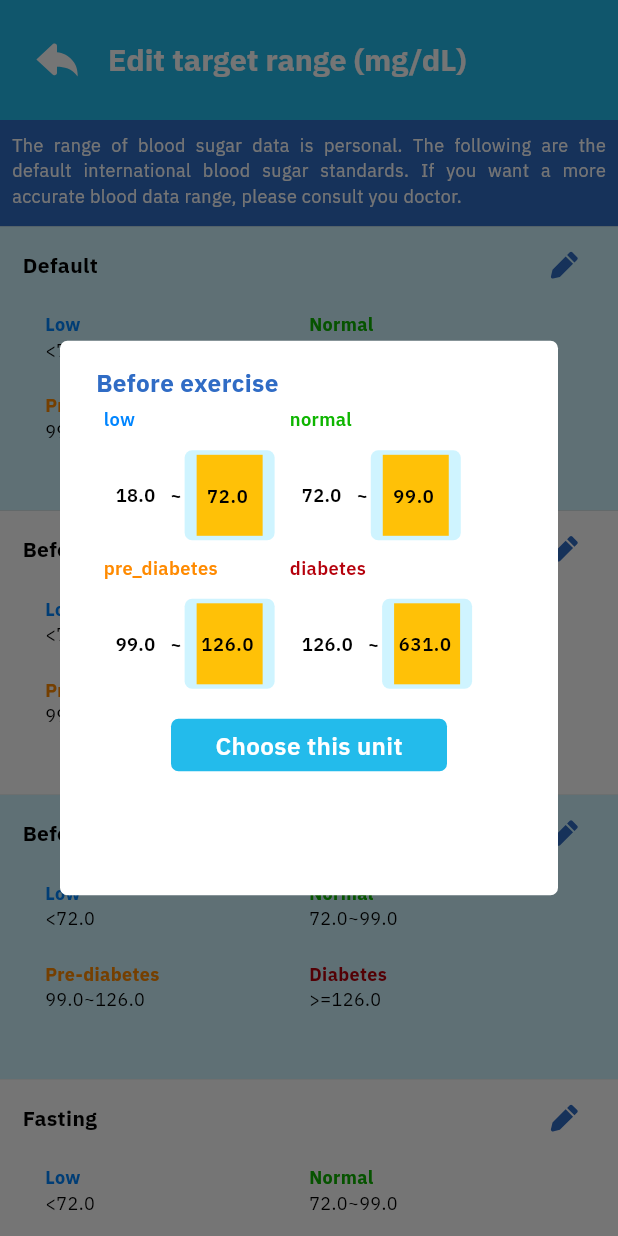
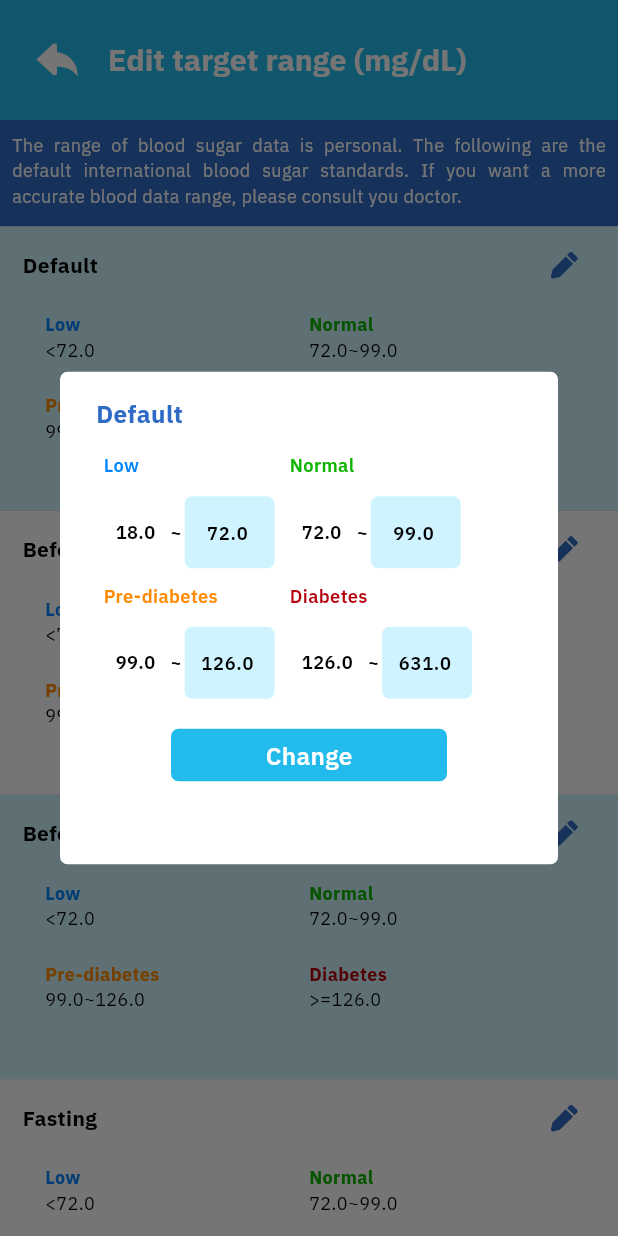
Before and after one commit to Intes-It-Mobile/blood-tracking-app, a Flutter app: the EditRangeScreens screen opened by its route, after a tap on an icon or button, on a phone screen of 412 x 824 dp. Run offline on Flutter 3.47's test engine with Material 2 defaults, Android fonts, the phone set to English and light mode, and no system bars; our stand-ins replace dropdown_button2, fl_chart, flutter_html, flutter_local_notifications, flutter_mobx, flutter_svg and 11 more; missing offline and left inert: android_alarm_manager_plus, excel, flutter_cupertino_datetime_picker, flutter_fgbg, flutter_share; accounts and stored records are empty; generated files the repository leaves out were written again.

Commit message:
edit range completed feature

```diff
--- a/lib/models/sugar_info/sugar_info.dart
+++ b/lib/models/sugar_info/sugar_info.dart
@@ -38,7 +38,7 @@ class SugarAmount {
   double? minValue;
   double? maxValue;
 
-  SugarAmount({this.status, this.minValue, this.maxValue});
+  SugarAmount({this.status, this.minValue, this.maxValue,this.id});
 
   SugarAmount.fromJson(Map<String, dynamic> json) {
     id = json['id'];
--- a/lib/views/edit_range/edit_range_dialog.dart
+++ b/lib/views/edit_range/edit_range_dialog.dart
@@ -1,3 +1,4 @@
+import 'package:blood_sugar_tracking/controllers/stores/edit_range_store.dart';
 import 'package:flutter/cupertino.dart';
 import 'package:flutter/material.dart';
 import 'package:provider/provider.dart';
@@ -11,7 +12,9 @@ import 'edit_range_item.dart';
 
 class ChangeTargetDialog extends StatefulWidget {
   int? conditionId;
-  ChangeTargetDialog({super.key, required this.conditionId});
+  String? conditionName;
+  ChangeTargetDialog(
+      {super.key, required this.conditionId, required this.conditionName});
 
   @override
   State<ChangeTargetDialog> createState() => _ChangeTargetDialogState();
@@ -20,10 +23,13 @@ class ChangeTargetDialog extends StatefulWidget {
 class _ChangeTargetDialogState extends State<ChangeTargetDialog> {
   SugarInfoStore? sugarInfoStore;
   List<SugarAmount> tempCondition = [];
+  EditRangeStore? editRangeStore;
   @override
   void didChangeDependencies() {
+    editRangeStore = EditRangeStore();
     sugarInfoStore = Provider.of<SugarInfoStore>(context, listen: true);
     sugarInfoStore!.getTempCondition(widget.conditionId!);
+    editRangeStore!.tempConditionDisplay = sugarInfoStore!.tempConditionDisplay;
     super.didChangeDependencies();
   }
 
@@ -38,17 +44,20 @@ class _ChangeTargetDialogState extends State<ChangeTargetDialog> {
       surfaceTintColor: Colors.white,
       content: StatefulBuilder(builder: (context, setModalState) {
         return Container(
-          height: MediaQuery.of(context).size.height * 0.4,
-          width: 500,
+          height: MediaQuery.of(context).size.height * 0.35,
+          width: 300,
           child: SingleChildScrollView(
             child: Column(
               mainAxisAlignment: MainAxisAlignment.start,
               crossAxisAlignment: CrossAxisAlignment.start,
               children: [
                 Text(
-                  "Before exercise",
+                  "${AppLocalizations.of(context)!.getTranslate(widget.conditionName!)}",
                   style: AppTheme.Headline16Text.copyWith(
                       color: AppColors.AppColor4),
+                ),
+                SizedBox(
+                  height: 10,
                 ),
                 Wrap(
                     crossAxisAlignment: WrapCrossAlignment.start,
@@ -80,7 +89,19 @@ class _ChangeTargetDialogState extends State<ChangeTargetDialog> {
                 const SizedBox(
                   height: 15,
                 ),
-                Container(
+                InkWell(
+                  splashColor: Colors.transparent,
+                  highlightColor: Colors.transparent,
+                  onTap: () {
+                    if (sugarInfoStore!.canSave() == false) {
+                      showSnackbarOverlay(
+                          context, "Please enter the correct value!");
+                    } else if (sugarInfoStore!.canSave() == true) {
+                      sugarInfoStore!.setNewRootCondition();
+                      Navigator.of(context).pop();
+                    }
+                  },
+                  child: Container(
                     height: 35,
                     margin: const EdgeInsets.only(left: 50, right: 50),
                     decoration: BoxDecoration(
@@ -89,8 +110,9 @@ class _ChangeTargetDialogState extends State<ChangeTargetDialog> {
                     ),
                     child: Center(
                       child: Text(
-                      '${AppLocalizations.of(context)!.getTranslate('choose_this_unit')}',
+                        '${AppLocalizations.of(context)!.getTranslate('change_btn')}',
                         style: AppTheme.TextIntroline16Text,
+                      ),
                     ),
                   ),
                 )
@@ -102,15 +124,65 @@ class _ChangeTargetDialogState extends State<ChangeTargetDialog> {
     );
   }
 
+  void showSnackbarOverlay(BuildContext context, String message) async {
+    final overlay = Overlay.of(context);
+    final opacityController = AnimationController(
+      vsync: Navigator.of(context),
+      duration: Duration(milliseconds: 200),
+    );
+    // Create an OverlayEntry for the Snackbar
+    final overlayEntry = OverlayEntry(
+      builder: (context) {
+        return AnimatedBuilder(
+          animation: opacityController,
+          builder: (context, child) {
+            return Opacity(
+              opacity: opacityController.value,
+              child: snackbarContent(message),
+            );
+          },
+        );
+      },
+    );
+
+    overlay.insert(overlayEntry);
+
+    await opacityController.forward();
+    await Future.delayed(Duration(seconds: 2));
+    await opacityController.reverse();
+
+    overlayEntry.remove();
+    opacityController.dispose();
+  }
+
   List<Widget> builsListItem() {
     return sugarInfoStore!.tempConditionDisplay.map((e) {
       return EditRangeItem(
         id: e.id,
         maxValue: e.maxValue,
         minValue: e.minValue,
-        // conditionName: ,
         status: e.status,
+        onEdit: (value, id) {
+          sugarInfoStore!.setMaxValue(value, id);
+        },
       );
     }).toList();
   }
 }
+
+Widget snackbarContent(String message) {
+  return Container(
+    alignment: Alignment.bottomCenter,
+    child: Card(
+      margin: EdgeInsets.only(bottom: 65),
+      color: Colors.white,
+      child: Padding(
+        padding: const EdgeInsets.symmetric(horizontal: 10, vertical: 7),
+        child: Text(
+          message,
+          style: AppTheme.appBodyTextStyle.copyWith(color: Colors.black),
+        ),
+      ),
+    ),
+  );
+}
--- a/lib/views/edit_range/edit_range_item.dart
+++ b/lib/views/edit_range/edit_range_item.dart
@@ -1,24 +1,29 @@
+import 'package:blood_sugar_tracking/controllers/stores/edit_range_store.dart';
 import 'package:flutter/cupertino.dart';
 import 'package:flutter/material.dart';
+import 'package:flutter/services.dart';
 import 'package:provider/provider.dart';
 
 import '../../constants/app_theme.dart';
 import '../../constants/colors.dart';
 import '../../controllers/stores/sugar_info_store.dart';
 import '../../models/sugar_info/sugar_info.dart';
+import '../../utils/locale/appLocalizations.dart';
 
 class EditRangeItem extends StatefulWidget {
   String? conditionName;
   int? id;
   String? status;
   double? minValue, maxValue;
+  Function(String value, int id)? onEdit;
   EditRangeItem(
       {super.key,
       this.id,
       this.conditionName,
       this.maxValue,
       this.minValue,
-      this.status});
+      this.status,
+      this.onEdit});
 
   @override
   State<EditRangeItem> createState() => _EditRangeItemState();
@@ -26,8 +31,10 @@ class EditRangeItem extends StatefulWidget {
 
 class _EditRangeItemState extends State<EditRangeItem> {
   SugarInfoStore? sugarInfoStore;
+  EditRangeStore? editRangeStore;
   TextEditingController maxValueController = TextEditingController();
-
+  List<SugarAmount> tempConditionDisplay = [];
+  bool? can = false;
   @override
   void initState() {
     maxValueController.text = "${widget.maxValue}";
@@ -37,7 +44,8 @@ class _EditRangeItemState extends State<EditRangeItem> {
   @override
   void didChangeDependencies() {
     sugarInfoStore = Provider.of<SugarInfoStore>(context, listen: true);
-
+    editRangeStore = EditRangeStore();
+    tempConditionDisplay = sugarInfoStore!.tempConditionDisplay;
     super.didChangeDependencies();
   }
 
@@ -58,11 +66,8 @@ class _EditRangeItemState extends State<EditRangeItem> {
 
   setMaxValue(String value) {
     double doubleValue = double.parse(value);
-    sugarInfoStore!.tempConditionDisplay
-        .where((e) => e.id == widget.id)
-        .first
-        .maxValue = doubleValue;
-
+    tempConditionDisplay.where((e) => e.id == widget.id).first.maxValue =
+        doubleValue;
   }
 
   @override
@@ -74,7 +79,7 @@ class _EditRangeItemState extends State<EditRangeItem> {
           crossAxisAlignment: CrossAxisAlignment.start,
           children: [
             Text(
-              "${widget.status}",
+              "${AppLocalizations.of(context)!.getTranslate('${widget.status}')}",
               style: AppTheme.appBodyTextStyle
                   .copyWith(color: SttTextColor(widget.status)),
             ),
@@ -100,20 +105,32 @@ class _EditRangeItemState extends State<EditRangeItem> {
                           .copyWith(color: Colors.black)),
                 ),
                 Container(
+                    // padding: Ed,
                     width: 60,
-                    height: 60,
-                    padding: EdgeInsets.symmetric(horizontal: 8, vertical: 3),
+                    // height: 30,
+                    // padding: EdgeInsets.symmetric(horizontal: 8, vertical: 3),
                     decoration: BoxDecoration(
                         color: AppColors.AppColor3,
                         borderRadius: BorderRadius.all(Radius.circular(5))),
                     child: Container(
-                      color: Colors.amber,
-                      child: Center(
+                      // color: Colors.amber,
+                      child: Align(
+                        alignment: Alignment.center,
                         child: TextField(
+                          textAlignVertical: TextAlignVertical.top,
+                          // cursorHeight: 10,
+                          keyboardType: TextInputType.number,
+                          inputFormatters: [
+                            LengthLimitingTextInputFormatter(5),
+                            // Allow Decimal Number With Precision of 2 Only
+                            FilteringTextInputFormatter.allow(
+                                RegExp(r'^\d{0,3}\.?\d{0,2}')),
+                          ],
                           controller: maxValueController,
                           textAlign: TextAlign.center,
-                          // onChanged: setMaxValue(maxValueController.text),
-                          onSubmitted: setMaxValue(maxValueController.text),
+                          onSubmitted: (value) {
+                            setMaxValue(maxValueController.text);
+                          },
                           decoration: InputDecoration(
                               contentPadding: EdgeInsets.symmetric(vertical: 1),
                               border: InputBorder.none,
@@ -124,12 +141,7 @@ class _EditRangeItemState extends State<EditRangeItem> {
                               .copyWith(color: Colors.black),
                         ),
                       ),
-                    )
-
-                    // Text("${widget.maxValue}",
-                    //     style: AppTheme.appBodyTextStyle
-                    //         .copyWith(color: Colors.black)),
-                    ),
+                    )),
               ],
             )
           ]),
--- a/lib/views/edit_range/edit_range_screens.dart
+++ b/lib/views/edit_range/edit_range_screens.dart
@@ -169,8 +169,8 @@ class _EditRangeScreensState extends State<EditRangeScreens> {
                                         showDiaLogUnit(
                                             context,
                                             sugarInfoStore!
-                                                .listRootConditions![index]
-                                                .id!);
+                                                .listRootConditions![index].id!,
+                                            "${sugarInfoStore!.listRootConditions![index].name!}");
                                         print(
                                             "conditionId: ${sugarInfoStore!.listRootConditions![index].id!}");
                                       },
@@ -320,7 +320,8 @@ class _EditRangeScreensState extends State<EditRangeScreens> {
         ));
   }
 
-  Future<String?> showDiaLogUnit(BuildContext context, int conditionId) {
+  Future<String?> showDiaLogUnit(
+      BuildContext context, int conditionId, String? conditionName) {
     return showDialog<String>(
       context: context,
       builder: (
@@ -328,6 +329,7 @@ class _EditRangeScreensState extends State<EditRangeScreens> {
       ) =>
           ChangeTargetDialog(
         conditionId: conditionId,
+        conditionName: conditionName,
       ),
     );
   }
--- a/lib/widgets/change_unit_dialog.dart
+++ b/lib/widgets/change_unit_dialog.dart
@@ -135,7 +135,7 @@ class _ChageUnitDialogState extends State<ChageUnitDialog> {
                   ),
                   child: Center(
                     child: Text(
-                      '${AppLocalizations.of(context)!.getTranslate('choose_this_unit')}',
+                      '${AppLocalizations.of(context)!.getTranslate('change_btn')}',
                       style: AppTheme.TextIntroline16Text,
                     ),
                   ),
```
Also changed, not shown: lib/controllers/stores/edit_range_store.dart (added, +41 -0 lines), lib/controllers/stores/sugar_info_store.dart (+97 -25 lines), lib/views/home/record_info_slide_bar/record_info_slide_bar.dart (+9 -4 lines), lib/controllers/stores/edit_range_store.g.dart (added), lib/controllers/stores/sugar_info_store.g.dart, 5 other files. Lines whose indentation alone changed are shown as unchanged.
